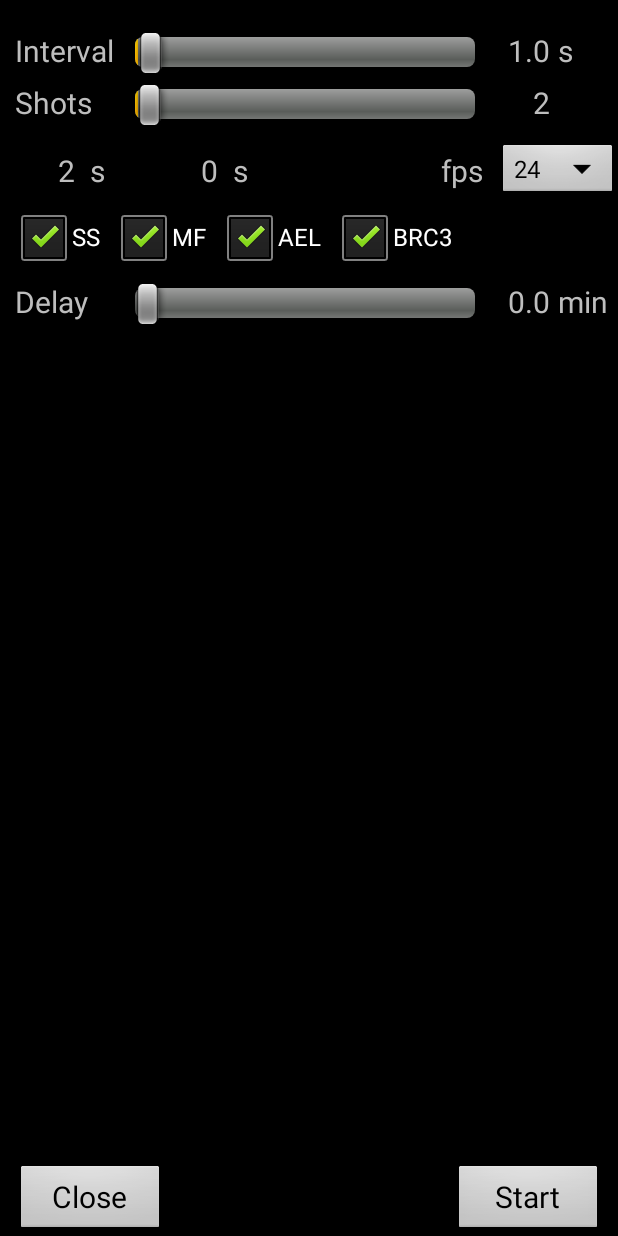
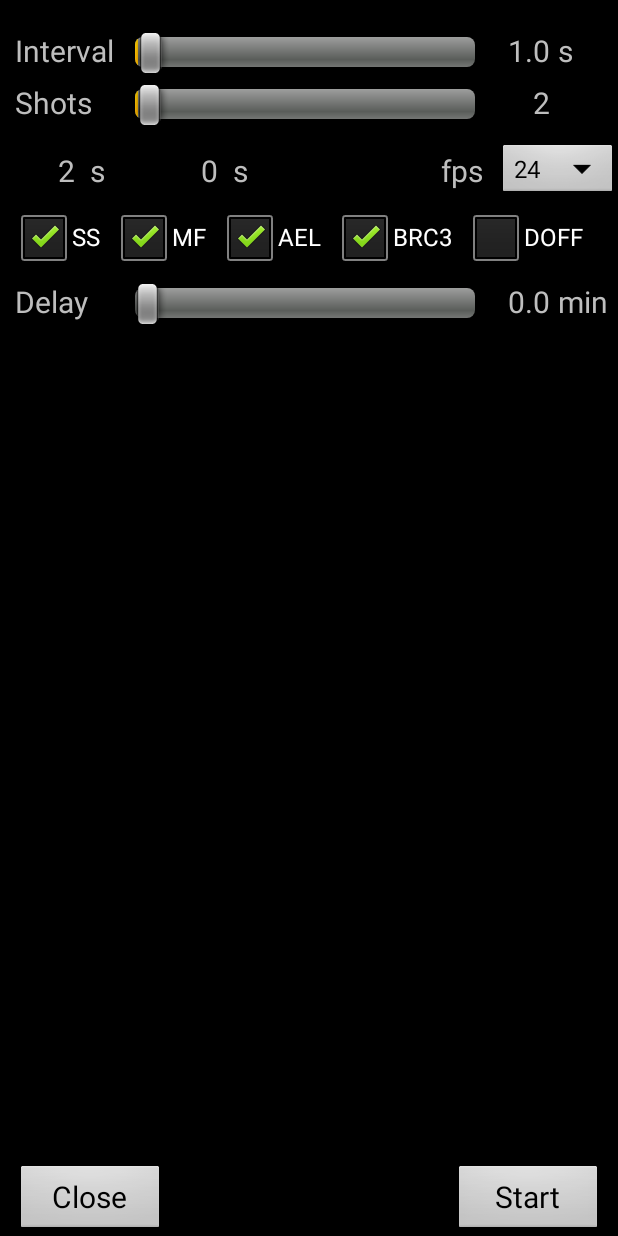
Before and after one commit to jonasjuffinger/TimeLapse, an Android app: the screen it shows after launch (SettingsActivity), on a phone screen of 412 x 824 dp. Run offline under Robolectric (Android 15) with nearby library versions, the phone set to English and light mode, and no system bars; libraries missing offline, so code that uses them is left out: com.sony.scalar; pictures from the network do not load; 4 statements that could not run were skipped.

Commit message:
readded display off setting

```diff
--- a/app/src/main/java/com/jonasjuffinger/timelapse/Settings.java
+++ b/app/src/main/java/com/jonasjuffinger/timelapse/Settings.java
@@ -95,6 +95,7 @@ class Settings {
         editor.putInt("fps", fps);
         editor.putBoolean("brs", brs);
         editor.putBoolean("mf", mf);
+        editor.putBoolean("displayOff", displayOff);
         editor.apply();
     }
 
@@ -109,5 +110,6 @@ class Settings {
         fps = sharedPref.getInt("fps", fps);
         brs = sharedPref.getBoolean("brs", brs);
         mf = sharedPref.getBoolean("mf", mf);
+        displayOff = sharedPref.getBoolean("displayOff", displayOff);
     }
 }
--- a/app/src/main/java/com/jonasjuffinger/timelapse/SettingsActivity.java
+++ b/app/src/main/java/com/jonasjuffinger/timelapse/SettingsActivity.java
@@ -47,6 +47,7 @@ public class SettingsActivity extends BaseActivity
     private CheckBox cbAEL;
     private CheckBox cbBRS;
     private CheckBox cbMF;
+    private CheckBox cbDOFF;
 
     @Override
     protected void onCreate(Bundle savedInstanceState)
@@ -87,9 +88,10 @@ public class SettingsActivity extends BaseActivity
         tvDelayUnit = (TextView) findViewById(R.id.tvDelayUnit);
 
         cbSilentShutter = (CheckBox) findViewById(R.id.cbSilentShutter);
-        cbAEL = (CheckBox) findViewById(R.id.cbAEL);
-        cbBRS = (CheckBox) findViewById(R.id.cbBRC);
-        cbMF  = (CheckBox) findViewById(R.id.cbMF);
+        cbAEL  = (CheckBox) findViewById(R.id.cbAEL);
+        cbBRS  = (CheckBox) findViewById(R.id.cbBRC);
+        cbMF   = (CheckBox) findViewById(R.id.cbMF);
+        cbDOFF = (CheckBox) findViewById(R.id.cbDOFF);
 
         sbInterval.setMax(119);
         sbInterval.setOnSeekBarChangeListener(sbIntervalOnSeekBarChangeListener);
@@ -121,6 +123,9 @@ public class SettingsActivity extends BaseActivity
 
         cbMF.setChecked(settings.mf);
         cbMF.setOnCheckedChangeListener(cbMFOnCheckListener);
+
+        cbDOFF.setChecked(settings.displayOff);
+        cbDOFF.setOnCheckedChangeListener(cbDOFFOnCheckListener);
 
         //try {
             //CameraEx cameraEx = CameraEx.open(0, null);
@@ -325,6 +330,13 @@ public class SettingsActivity extends BaseActivity
         }
     };
 
+    CheckBox.OnCheckedChangeListener cbDOFFOnCheckListener = new CheckBox.OnCheckedChangeListener() {
+        @Override
+        public void onCheckedChanged(CompoundButton compoundButton, boolean b) {
+            settings.displayOff = b;
+        }
+    };
+
     void updateTimes() {
         if(settings.shotCount == Integer.MAX_VALUE)
         {
--- a/app/src/main/res/layout/activity_settings.xml
+++ b/app/src/main/res/layout/activity_settings.xml
@@ -207,6 +207,16 @@
                 android:layout_toRightOf="@id/cbAEL"
                 android:checked="false"
                 android:text="BRC3" />
+
+            <CheckBox
+                android:id="@+id/cbDOFF"
+                android:layout_width="wrap_content"
+                android:layout_height="wrap_content"
+                android:layout_alignParentTop="true"
+                android:layout_marginLeft="10dp"
+                android:layout_toRightOf="@id/cbBRC"
+                android:checked="false"
+                android:text="DOFF" />
         </RelativeLayout>
 
         <RelativeLayout
```
Also changed, not shown: app/src/main/java/com/jonasjuffinger/timelapse/ShootActivity.java (+6 -8 lines), 2 other files.
